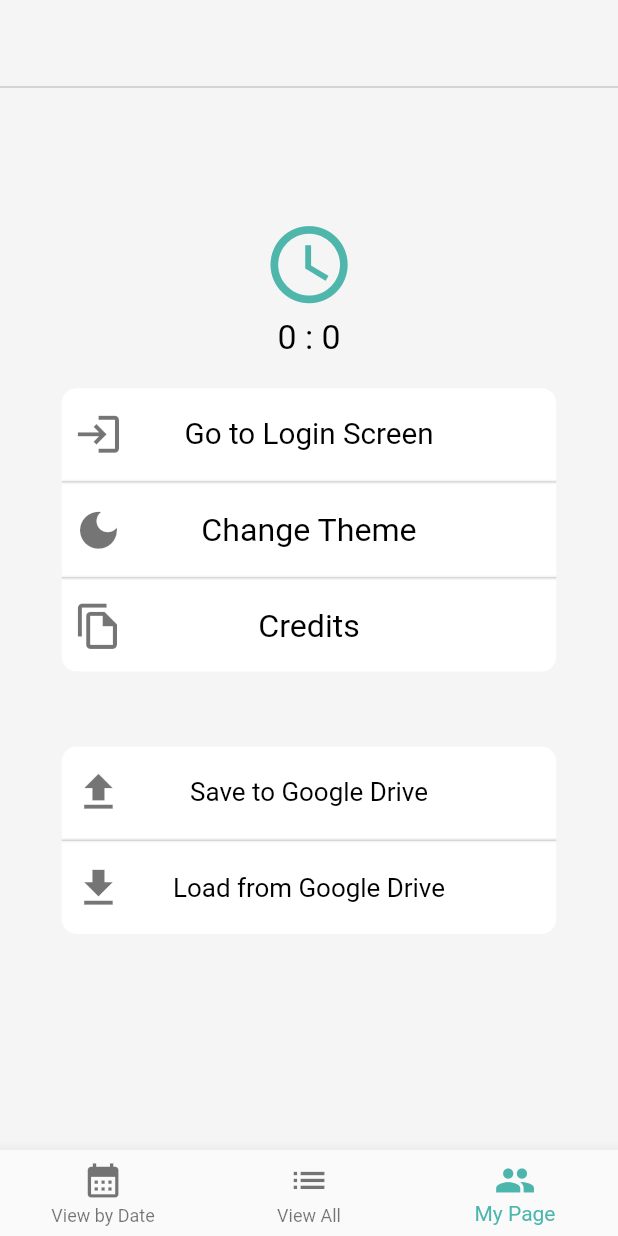
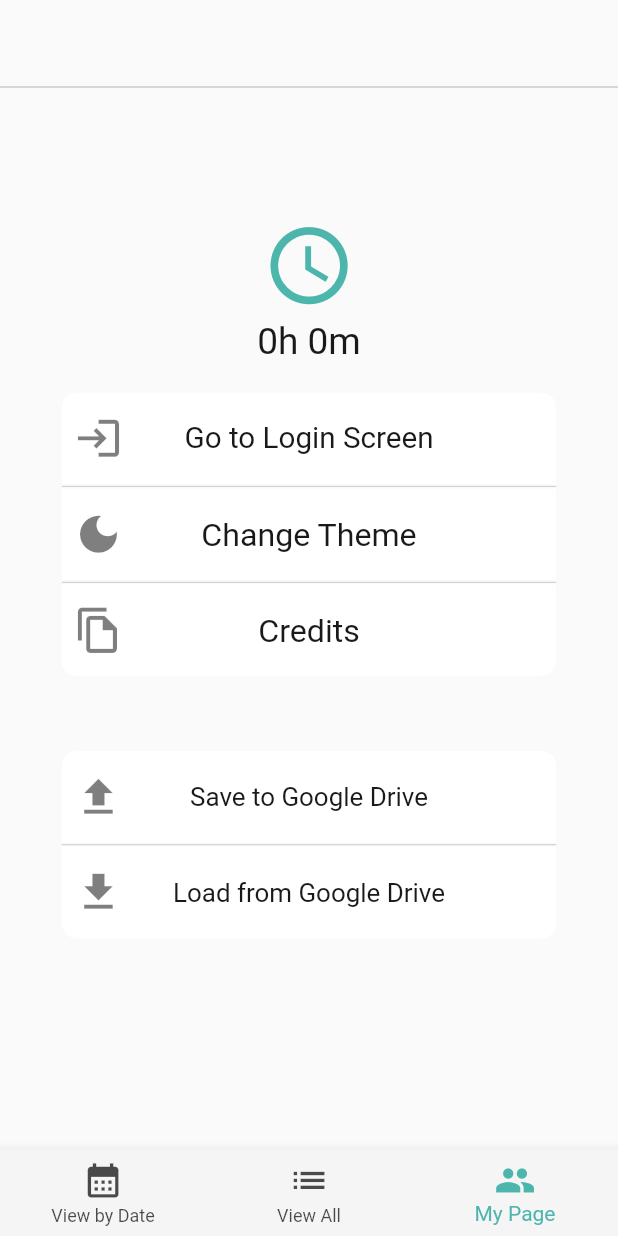
Before and after one commit to YiJeongseop/Moviebim, a Flutter app: the screen it shows after launch, item 3 of the bottom bar chosen, on a phone screen of 412 x 824 dp. Run offline on Flutter 3.47's test engine with Material 2 defaults, Android fonts, the phone set to English and light mode, and no system bars; drawn by our look-alikes of google_mobile_ads; our stand-ins replace calendar_timeline, equatable, firebase_auth, firebase_core, flutter_rating_bar, flutter_svg and 5 more; missing offline and left inert: googleapis; accounts and stored records are empty; generated files the repository leaves out were written again; network calls fail.

```diff
--- a/lib/main.dart
+++ b/lib/main.dart
@@ -19,11 +19,11 @@ import 'api_key.dart';
 late final SharedPreferences prefs;
 final String defaultLocale = Platform.localeName;
 var consentStatus;
-bool englishTest = false;
-bool httpResponseTest = false;
-bool useRealAdId = false;
-bool consentTest = false;
-bool onDebug = true;
+bool englishTest = false; // false
+bool httpResponseTest = false; // false
+bool useRealAdId = true; // true
+bool consentTest = false; // false
+bool onDebug = false; // false
 
 ThemeData _lightTheme = ThemeData(
   brightness: Brightness.light,
@@ -34,6 +34,7 @@ ThemeData _lightTheme = ThemeData(
   primaryColor: Colors.white,
   primaryColorDark: Colors.black,
   dividerColor: Colors.grey.withOpacity(0.5),
+  primaryColorLight: Colors.grey[50],
 );
 
 ThemeData _darkTheme = ThemeData(
@@ -45,6 +46,7 @@ ThemeData _darkTheme = ThemeData(
   primaryColor: Colors.black,
   primaryColorDark: Colors.white,
   dividerColor: Colors.black.withOpacity(0.4),
+  primaryColorLight: Colors.grey[800],
 );
 
 void main() async {
--- a/lib/screens/home_screen.dart
+++ b/lib/screens/home_screen.dart
@@ -1,5 +1,7 @@
 import 'package:flutter/material.dart';
 import 'package:get/get.dart';
+import 'package:google_fonts/google_fonts.dart';
+import 'package:moviebim/main.dart';
 import 'package:shared_preferences/shared_preferences.dart';
 import 'package:flutter_gen/gen_l10n/app_localizations.dart';
 
@@ -77,11 +79,11 @@ class _HomeScreenState extends State<HomeScreen> {
     final deviceWidth = MediaQuery.of(context).size.width;
     return SafeArea(
       child: Scaffold(
-        backgroundColor: Get.isDarkMode ? const Color(0xFF333333) : Colors.grey[100],
+        backgroundColor: Theme.of(context).primaryColorLight, //Get.isDarkMode ? Colors.grey[800] : Colors.grey[50],
         appBar: isLoading || _selectedIndex == 2
             ? null
             : AppBar(
-                backgroundColor: Get.isDarkMode ? const Color(0xFF333333) : Colors.grey[100],
+                backgroundColor: Theme.of(context).primaryColorLight, //Get.isDarkMode ? Colors.grey[800] : Colors.grey[50],
                 automaticallyImplyLeading: false,
                 actions: [
                   if(_selectedIndex == 0)
@@ -91,10 +93,10 @@ class _HomeScreenState extends State<HomeScreen> {
                       },
                       icon: Icon(
                         Icons.add,
-                        color: Theme.of(context).primaryColorDark,
-                        size: deviceWidth / 12,
+                        color: Get.isDarkMode ? Colors.grey[300] : Colors.black.withOpacity(0.7),
+                        size: (deviceWidth > 600) ? deviceWidth / 23 : deviceWidth / 12,
                       ),
-                      splashRadius: deviceWidth / 18,
+                      splashRadius: (deviceWidth > 600) ? deviceWidth / 45 : deviceWidth / 18,
                     ),
                   if(_selectedIndex == 1)
                     Obx(() => IconButton(
@@ -103,16 +105,19 @@ class _HomeScreenState extends State<HomeScreen> {
                         },
                         icon: Icon(
                           listController.sortedByStar.value ? Icons.date_range : Icons.star,
-                          color: Theme.of(context).primaryColorDark,
-                          size: deviceWidth / 12,
+                          color: Get.isDarkMode ? Colors.grey[300] : Colors.black.withOpacity(0.7),
+                          size: (deviceWidth > 600) ? deviceWidth / 23 : deviceWidth / 12,
                         ),
-                        splashRadius: deviceWidth / 18,
+                        splashRadius: (deviceWidth > 600) ? deviceWidth / 45 : deviceWidth / 18,
                     )),
                 ],
               ),
         body: isLoading
             ? const Center(child: CircularProgressIndicator())
-            : _widgetOptions[_selectedIndex],
+            : DefaultTextStyle(
+                style: englishTest ? GoogleFonts.roboto() : ((defaultLocale == 'ko_KR') ? GoogleFonts.nanumGothic() : GoogleFonts.roboto()),
+                child: _widgetOptions[_selectedIndex]
+            ),
         bottomNavigationBar: isLoading
             ? null
             : BottomNavigationBar(
@@ -133,7 +138,8 @@ class _HomeScreenState extends State<HomeScreen> {
                 currentIndex: _selectedIndex,
                 onTap: _onItemTapped,
                 selectedItemColor: Get.isDarkMode ? Colors.teal[300] : Colors.teal[300],
-                backgroundColor: Get.isDarkMode ? const Color(0xFF333333) : Colors.grey[50],
+                unselectedItemColor: Get.isDarkMode ? Colors.grey[300] : Colors.black.withOpacity(0.7),
+                backgroundColor: Get.isDarkMode ? Colors.grey[850] : Colors.grey[100],
               ),
       ),
     );
--- a/lib/screens/my_page_screen.dart
+++ b/lib/screens/my_page_screen.dart
@@ -17,6 +17,7 @@ class MyPageScreen extends StatelessWidget {
   MyPageScreen({Key? key, required this.basicController, required this.loginController}) : super(key: key);
   final BasicController basicController;
   final LoginController loginController;
+
   final Future<SharedPreferences> _prefs = SharedPreferences.getInstance();
 
   _saveThemeStatus(bool value) async {
@@ -66,19 +67,17 @@ class MyPageScreen extends StatelessWidget {
                       loginController.isLogined.value = true;
                     });
                     return Text(
-                      englishTest
-                          ? FirebaseAuth.instance.currentUser!.displayName!
-                          : defaultLocale == 'ko_KR' ? "${FirebaseAuth.instance.currentUser!.displayName!}님," : FirebaseAuth.instance.currentUser!.displayName!,
+                      FirebaseAuth.instance.currentUser!.displayName!,
                       style: TextStyle(
-                        color: Theme.of(context).primaryColorDark,
-                        fontSize: deviceWidth * 0.06,
+                        color: Get.isDarkMode ? Colors.white.withOpacity(0.9) : Colors.black.withOpacity(0.9),
+                        fontSize: deviceWidth * 0.063,
                       ),
                       textAlign: TextAlign.center,
                     );
                   } else {
                     return Text(
                       "",
-                      style: TextStyle(fontSize: deviceWidth * 0.06)
+                      style: TextStyle(fontSize: deviceWidth * 0.063)
                     );
                   }
                 },
@@ -87,15 +86,17 @@ class MyPageScreen extends StatelessWidget {
               Icon(
                 Icons.access_time_outlined,
                 size: deviceWidth * 0.15,
-                color: Colors.teal[400]?.withOpacity(0.8),
+                color: Colors.teal[300],
               ),
               Obx(() => Padding(
                 padding: const EdgeInsets.only(left: 10, right: 10, top: 5, bottom: 20),
                 child: Text(
-                  "${basicController.entireRuntime.value ~/ 60} : ${basicController.entireRuntime.value % 60}",
+                  englishTest
+                      ? "${basicController.entireRuntime.value ~/ 60}h ${basicController.entireRuntime.value % 60}m"
+                      : (defaultLocale == 'ko_KR') ? "${basicController.entireRuntime.value ~/ 60}시간 ${basicController.entireRuntime.value % 60}분" : "${basicController.entireRuntime.value ~/ 60}h ${basicController.entireRuntime.value % 60}m",
                   style: TextStyle(
-                    color: Theme.of(context).primaryColorDark,
-                    fontSize: deviceWidth * 0.055,
+                    color: Get.isDarkMode ? Colors.white.withOpacity(0.9) : Colors.black.withOpacity(0.9),
+                    fontSize: deviceWidth * 0.06,
                   ),
                   textAlign: TextAlign.center,
                 ),
@@ -137,12 +138,12 @@ class MyPageScreen extends StatelessWidget {
                                 Icon(
                                   Icons.logout,
                                   size: deviceWidth * 0.08,
-                                  color: Colors.black54,
+                                  color: Colors.black.withOpacity(0.5),
                                 ),
                                 Text(
                                   AppLocalizations.of(context)!.logout,
                                   style: TextStyle(
-                                    color: Get.isDarkMode ? Colors.black : Theme.of(context).primaryColorDark,
+                                    color: Get.isDarkMode ? Colors.black : Colors.black.withOpacity(0.9),
                                     fontSize: deviceWidth * 0.052,
                                   ),
                                 ),
@@ -191,12 +192,12 @@ class MyPageScreen extends StatelessWidget {
                                 Icon(
                                   Icons.login,
                                   size: deviceWidth * 0.08,
-                                  color: Colors.black54,
+                                  color: Colors.black.withOpacity(0.5),
                                 ),
                                 Text(
                                   AppLocalizations.of(context)!.login,
                                   style: TextStyle(
-                                    color: Get.isDarkMode ? Colors.black : Theme.of(context).primaryColorDark,
+                                    color: Get.isDarkMode ? Colors.black : Colors.black.withOpacity(0.9),
                                     fontSize: deviceWidth * 0.048,
                                   ),
                                 ),
@@ -229,12 +230,15 @@ class MyPageScreen extends StatelessWidget {
                   color: Colors.transparent,
                   child: InkWell(
                     onTap: (){
-                      if(!onDebug){
-                        callInterstitialAd();
-                        loadInterstitialAd();
+                      try{
+                        if(!onDebug){
+                          callInterstitialAd();
+                          loadInterstitialAd();
+                        }
+                      } finally {
+                        _saveThemeStatus(!Get.isDarkMode);
+                        Get.changeThemeMode(Get.isDarkMode ? ThemeMode.light : ThemeMode.dark);
                       }
-                      _saveThemeStatus(!Get.isDarkMode);
-                      Get.changeThemeMode(Get.isDarkMode ? ThemeMode.light : ThemeMode.dark);
                     },
                     child: Padding(
                       padding: const EdgeInsets.symmetric(horizontal: 8, vertical: 14),
@@ -244,12 +248,12 @@ class MyPageScreen extends StatelessWidget {
                           Icon(
                             Get.isDarkMode ? Icons.light_mode : Icons.dark_mode,
                             size: deviceWidth * 0.08,
-                            color: Colors.black54,
+                            color: Colors.black.withOpacity(0.5),
                           ),
                           Text(
                             AppLocalizations.of(context)!.changeTheme,
                             style: TextStyle(
-                              color: Get.isDarkMode ? Colors.black : Theme.of(context).primaryColorDark,
+                              color: Get.isDarkMode ? Colors.black : Colors.black.withOpacity(0.9),
                               fontSize: deviceWidth * 0.052,
                             ),
                           ),
@@ -303,12 +307,12 @@ class MyPageScreen extends StatelessWidget {
                           Icon(
                             Icons.file_copy_outlined,
                             size: deviceWidth * 0.08,
-                            color: Colors.black54,
+                            color: Colors.black.withOpacity(0.5),
                           ),
                           Text(
                             AppLocalizations.of(context)!.credits,
                             style: TextStyle(
-                              color: Get.isDarkMode ? Colors.black : Theme.of(context).primaryColorDark,
+                              color: Get.isDarkMode ? Colors.black : Colors.black.withOpacity(0.9),
                               fontSize: deviceWidth * 0.052,
                             ),
                           ),
@@ -365,12 +369,12 @@ class MyPageScreen extends StatelessWidget {
                           Icon(
                             Icons.upload,
                             size: deviceWidth * 0.08,
-                            color: Colors.black54,
+                            color: Colors.black.withOpacity(0.5),
                           ),
                           Text(
                             AppLocalizations.of(context)!.save,
                             style: TextStyle(
-                              color: Get.isDarkMode ? Colors.black : Theme.of(context).primaryColorDark,
+                              color: Get.isDarkMode ? Colors.black : Colors.black.withOpacity(0.9),
                               fontSize: deviceWidth * 0.042,
                             ),
                           ),
@@ -428,12 +432,12 @@ class MyPageScreen extends StatelessWidget {
                           Icon(
                             Icons.download,
                             size: deviceWidth * 0.08,
-                            color: Colors.black54,
+                            color: Colors.black.withOpacity(0.5),
                           ),
                           Text(
                             AppLocalizations.of(context)!.load,
                             style: TextStyle(
-                              color: Get.isDarkMode ? Colors.black : Theme.of(context).primaryColorDark,
+                              color: Get.isDarkMode ? Colors.black : Colors.black.withOpacity(0.9),
                               fontSize: deviceWidth * 0.042,
                             ),
                           ),
--- a/lib/services/google_service.dart
+++ b/lib/services/google_service.dart
@@ -61,9 +61,13 @@ void showSnackbar(BuildContext context, String text){
         content: Text(
           text,
           textAlign: TextAlign.center,
+          style: TextStyle(
+            color: Get.isDarkMode ? Colors.grey[800] : Colors.grey[50],
+          ),
         ),
         showCloseIcon: true,
-        closeIconColor: Get.isDarkMode ? Colors.black : Colors.white,
+        closeIconColor: Get.isDarkMode ? Colors.grey[800] : Colors.grey[50],
+        backgroundColor: Get.isDarkMode ? Colors.grey[300] : Colors.black.withOpacity(0.7),
         duration: const Duration(seconds: 5),
       )
   );
--- a/lib/widgets/painter_widget.dart
+++ b/lib/widgets/painter_widget.dart
@@ -5,12 +5,12 @@ class LinePainter extends CustomPainter {
   @override
   void paint(Canvas canvas, Size size) {
     final linePaint = Paint()
-      ..color = Get.isDarkMode ? const Color(0xFFDDDDDD).withOpacity(0.25) : Colors.black
+      ..color = (Get.isDarkMode ? Colors.grey[700] : Colors.black.withOpacity(0.7))!
       ..strokeCap = StrokeCap.round
       ..strokeWidth = 16.0;
 
     final squarePaint = Paint()
-      ..color = Get.isDarkMode ? const Color(0xFF333333) : Colors.white
+      ..color = (Get.isDarkMode ? Colors.grey[800] : Colors.grey[50])!
       ..style = PaintingStyle.fill;
 
     final lineY = size.height / 2;
@@ -38,7 +38,7 @@ class LinePainter extends CustomPainter {
             Offset(squareX.toDouble(), lineY - squareSize / 2),
             Offset((squareX + squareSize).toDouble(), lineY + squareSize / 2),
           ),
-          const Radius.circular(2),
+          const Radius.circular(2.7),
       );
       canvas.drawRRect(squareRect, squarePaint);
     }
--- a/pubspec.yaml
+++ b/pubspec.yaml
@@ -16,7 +16,7 @@ publish_to: 'none' # Remove this line if you wish to publish to pub.dev
 # https://developer.apple.com/library/archive/documentation/General/Reference/InfoPlistKeyReference/Articles/CoreFoundationKeys.html
 # In Windows, build-name is used as the major, minor, and patch parts
 # of the product and file versions while build-number is used as the build suffix.
-version: 1.0.0+1
+version: 1.0.0+2
 
 environment:
   sdk: '>=3.0.6 <4.0.0'
```
Also changed, not shown: lib/screens/add_screen.dart (+11 -11 lines), lib/screens/calendar_screen.dart (+14 -14 lines), lib/screens/edit_screen.dart (+13 -13 lines), lib/screens/list_screen.dart (+9 -7 lines), lib/widgets/add_widget.dart (+5 -5 lines), lib/widgets/alert_widget.dart (+16 -7 lines), lib/widgets/search_widget.dart (+31 -15 lines), 7 other files.
